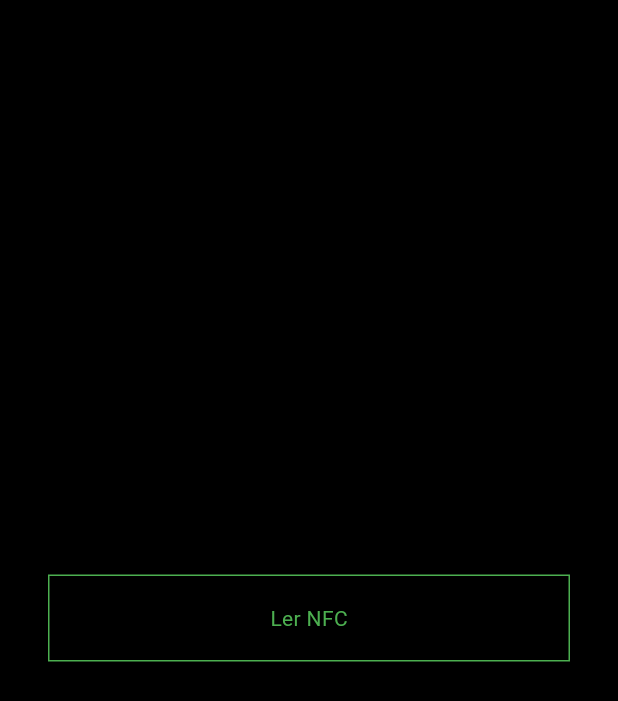
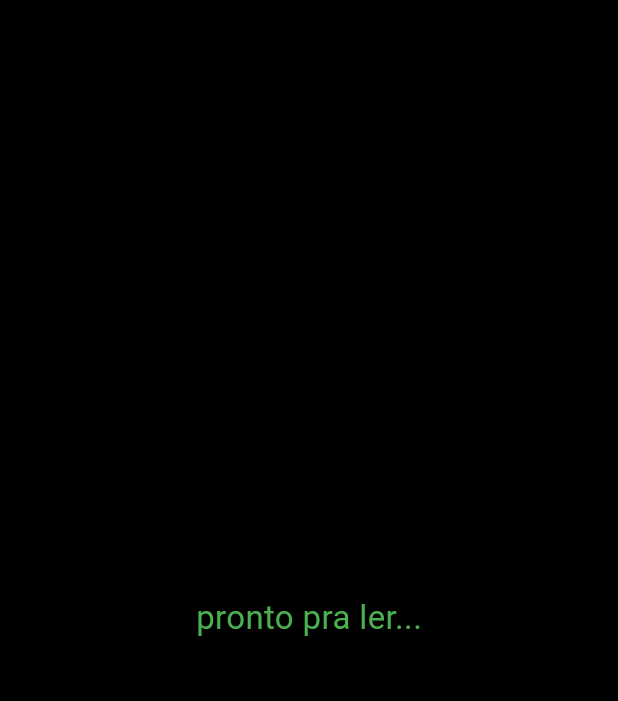
Before and after one commit to Guilherme-Calland/nfc_poc, a Flutter app: the screen it shows after launch, after a tap on "Ler NFC", on a phone screen of 412 x 824 dp. Shown: the top 701 px of the screen. Run offline on Flutter 3.47's test engine with Material 3 defaults, Android fonts, the phone set to English and light mode, and no system bars; missing offline and left inert: nfc_manager.

Commit message:
showing formatting error

```diff
--- a/lib/home_page.dart
+++ b/lib/home_page.dart
@@ -15,6 +15,7 @@ class HomePage extends StatefulWidget {
 class _HomePageState extends State<HomePage> {
 
   String _nfcTag = '';
+  bool _readingTag = false;
 
   @override
   Widget build(BuildContext context) {
@@ -24,8 +25,16 @@ class _HomePageState extends State<HomePage> {
         mainAxisAlignment: MainAxisAlignment.center,
         spacing: 32,
         children: [
-          if(_nfcTag != '')
-          Text(_nfcTag),
+          Center(
+            child: Text(
+              _nfcTag,
+              style: TextStyle(
+                color: appTheme,
+                fontSize: 22
+              ),
+            ),
+          ),
+          if(!_readingTag)
           GestureDetector(
             onTap: _scanNFC,
             child: Container(
@@ -49,6 +58,12 @@ class _HomePageState extends State<HomePage> {
   }
 
   void _scanNFC() {
+
+    setState(() {
+      _nfcTag = 'pronto pra ler...';
+      _readingTag = true;
+    });
+
     final nfcManager = NfcManager.instance;
 
     // initialize scan listener
@@ -58,7 +73,7 @@ class _HomePageState extends State<HomePage> {
         bool tagNotFormatted = (ndef == null) || (ndef.cachedMessage == null);
         if(tagNotFormatted){
           setState(() {
-            _nfcTag = 'nfc não está formatado';
+            _nfcTag = 'nfc não está formatado\n$tag';
           });
         } else {
           final payload = ndef.cachedMessage!.records.first.payload;
@@ -72,6 +87,10 @@ class _HomePageState extends State<HomePage> {
         });
       } finally {
         nfcManager.stopSession();
+
+        setState(() {
+          _readingTag = false;
+        });
       }
     });
 
```
